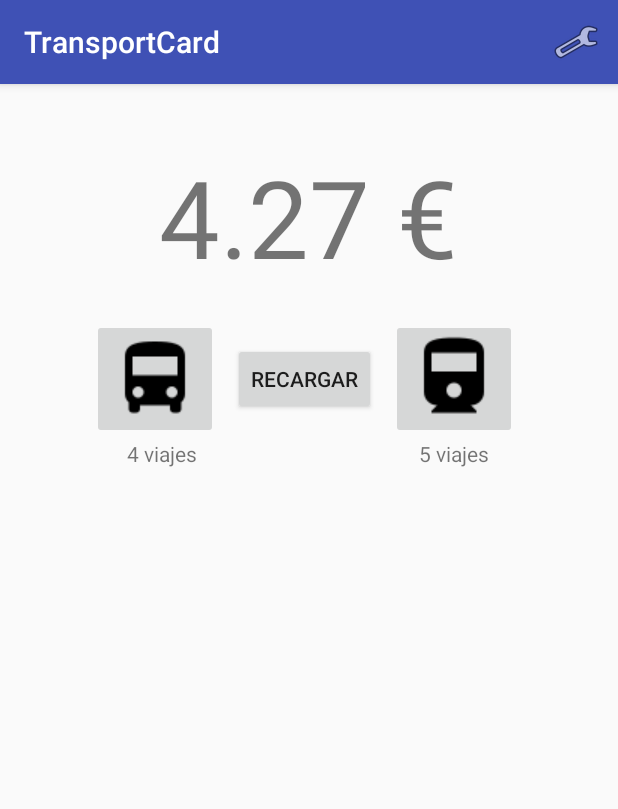
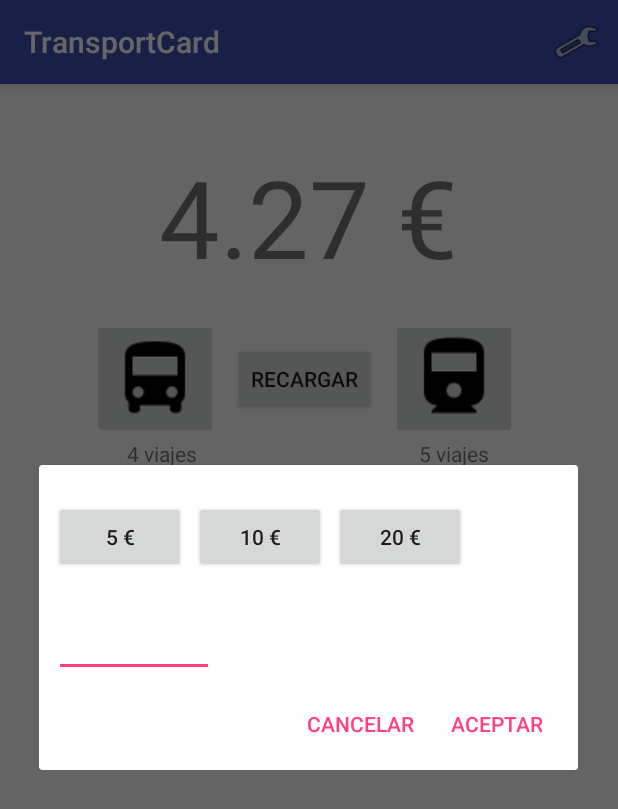
Before and after one commit to jeacelo/TransportCard, an Android app: the screen it shows after launch (MainActivity), after a tap on "RECARGAR", on a phone screen of 412 x 824 dp. Shown: the top 809 px of the screen. Run offline under Robolectric (Android 15) with nearby library versions, the phone set to English and light mode, and no system bars; 1 other tap on this screen came first.

Commit message:
Added recarga dialog

```diff
--- /dev/null
+++ b/app/src/main/java/es/devjacl/transportcard/Dialogo.java
@@ -0,0 +1,96 @@
+package es.devjacl.transportcard;
+
+import android.app.Activity;
+import android.app.AlertDialog;
+import android.app.Dialog;
+import android.content.DialogInterface;
+import android.os.Bundle;
+import android.support.v4.app.DialogFragment;
+import android.view.LayoutInflater;
+import android.view.View;
+import android.widget.Button;
+import android.widget.EditText;
+
+/**
+ * Created by jeacelo on 30/08/2017.
+ */
+
+public class Dialogo extends DialogFragment {
+
+    private EditText recarga;
+    private Button btn5;
+    private Button btn10;
+    private Button btn20;
+
+    public interface ItemListener {
+        void onItemSelect(String inputText);
+    }
+
+    ItemListener listener;
+
+    @Override public void onAttach(Activity activity) {
+        super.onAttach(activity);
+        try {
+            listener = (ItemListener) activity;
+        } catch (ClassCastException e) {
+            throw new ClassCastException(activity.toString() +" debe implementar ItemListener");
+        }
+    }
+
+    @Override
+    public Dialog onCreateDialog(Bundle savedInstanceState) {
+
+        AlertDialog.Builder builder = new AlertDialog.Builder(getActivity());
+        LayoutInflater inflater = getActivity().getLayoutInflater();
+
+        View v = inflater.inflate(R.layout.dialog, null);
+        builder.setView(v);
+
+        recarga = (EditText) v.findViewById(R.id.saldoManualIn);
+        btn5 = (Button) v.findViewById(R.id.button5);
+        btn10 = (Button) v.findViewById(R.id.button10);
+        btn20 = (Button) v.findViewById(R.id.button20);
+
+        btn5.setOnClickListener(
+                new View.OnClickListener() {
+                    @Override
+                    public void onClick(View v) {
+                        recarga.setText("5");
+                    }
+                }
+        );
+
+        btn10.setOnClickListener(
+                new View.OnClickListener() {
+                    @Override
+                    public void onClick(View v) {
+                        recarga.setText("10");
+                    }
+                }
+        );
+
+        btn20.setOnClickListener(
+                new View.OnClickListener() {
+                    @Override
+                    public void onClick(View v) {
+                        recarga.setText("20");
+                    }
+                }
+        );
+
+        builder.setPositiveButton("Aceptar", new DialogInterface.OnClickListener() {
+            public void onClick(DialogInterface dialog, int id) {
+                listener.onItemSelect(recarga.getText().toString());
+                dialog.cancel();
+            }
+        });
+        builder.setNegativeButton("Cancelar", new DialogInterface.OnClickListener() {
+            public void onClick(DialogInterface dialog, int id) {
+                dialog.cancel();
+            }
+        });
+
+        return builder.create();
+    }
+
+}
--- a/app/src/main/java/es/devjacl/transportcard/MainActivity.java
+++ b/app/src/main/java/es/devjacl/transportcard/MainActivity.java
@@ -2,6 +2,7 @@ package es.devjacl.transportcard;
 
 import android.content.Intent;
 import android.media.Image;
+import android.support.v4.app.FragmentManager;
 import android.support.v7.app.AppCompatActivity;
 import android.os.Bundle;
 import android.view.Menu;
@@ -12,7 +13,7 @@ import android.widget.ImageButton;
 import android.widget.TextView;
 
 
-public class MainActivity extends AppCompatActivity {
+public class MainActivity extends AppCompatActivity implements Dialogo.ItemListener {
 
     private TextView saldoTxt, viajesBusTxt, viajesMetroTxt;
     private Button recargarBtn;
@@ -44,6 +45,9 @@ public class MainActivity extends AppCompatActivity {
 
         recargarBtn.setOnClickListener(new View.OnClickListener() {
             public void onClick(View arg0) {
+                FragmentManager fragmentManager = getSupportFragmentManager();
+                Dialogo dialogo = new Dialogo();
+                dialogo.show(fragmentManager, "tagAlerta");
             }
         });
 
@@ -116,4 +120,9 @@ public class MainActivity extends AppCompatActivity {
             updateSaldo(saldoDouble);
         }
     }
+
+    public void onItemSelect(String item){
+        saldoDouble += Double.parseDouble(item);
+        updateSaldo(saldoDouble);
+    }
 }
--- /dev/null
+++ b/app/src/main/res/layout/dialog.xml
@@ -0,0 +1,43 @@
+<?xml version="1.0" encoding="utf-8"?>
+<LinearLayout xmlns:android="http://schemas.android.com/apk/res/android"
+    android:orientation="vertical"
+    android:layout_width="match_parent"
+    android:layout_height="match_parent">
+
+    <LinearLayout
+        android:layout_width="match_parent"
+        android:layout_height="wrap_content"
+        android:orientation="horizontal"
+        android:layout_marginTop="24dp"
+        android:layout_marginBottom="24dp">
+
+        <Button
+            android:id="@+id/button5"
+            android:layout_width="wrap_content"
+            android:layout_height="wrap_content"
+            android:layout_marginLeft="10dp"
+            android:layout_marginRight="5dp"
+            android:text="5 €"/>
+        <Button
+            android:id="@+id/button10"
+            android:layout_width="wrap_content"
+            android:layout_height="wrap_content"
+            android:layout_marginRight="5dp"
+            android:text="10 €"/>
+        <Button
+            android:id="@+id/button20"
+            android:layout_width="wrap_content"
+            android:layout_height="wrap_content"
+            android:text="20 €"/>
+
+    </LinearLayout>
+
+    <EditText
+        android:id="@+id/saldoManualIn"
+        android:layout_width="wrap_content"
+        android:layout_height="wrap_content"
+        android:layout_marginLeft="10dp"
+        android:ems="5"
+        android:inputType="numberDecimal" />
+
+</LinearLayout>
```
